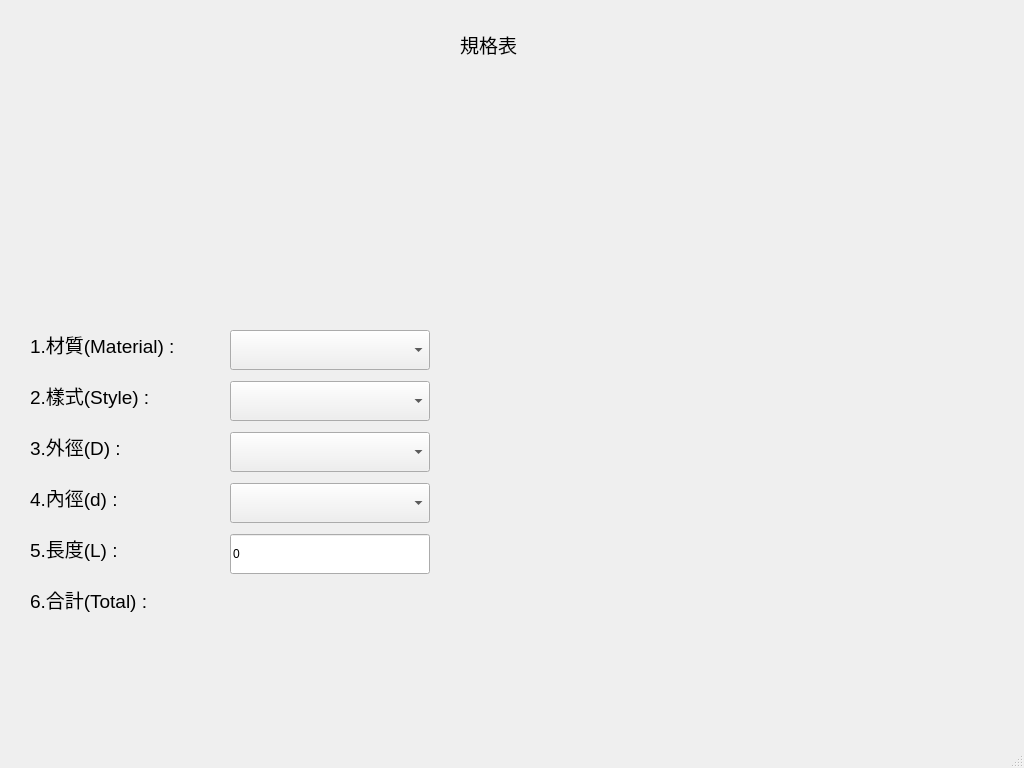
Chia-Peng/HungPoERP, file resources/ui/materialCalculationView.ui: the form before one commit.
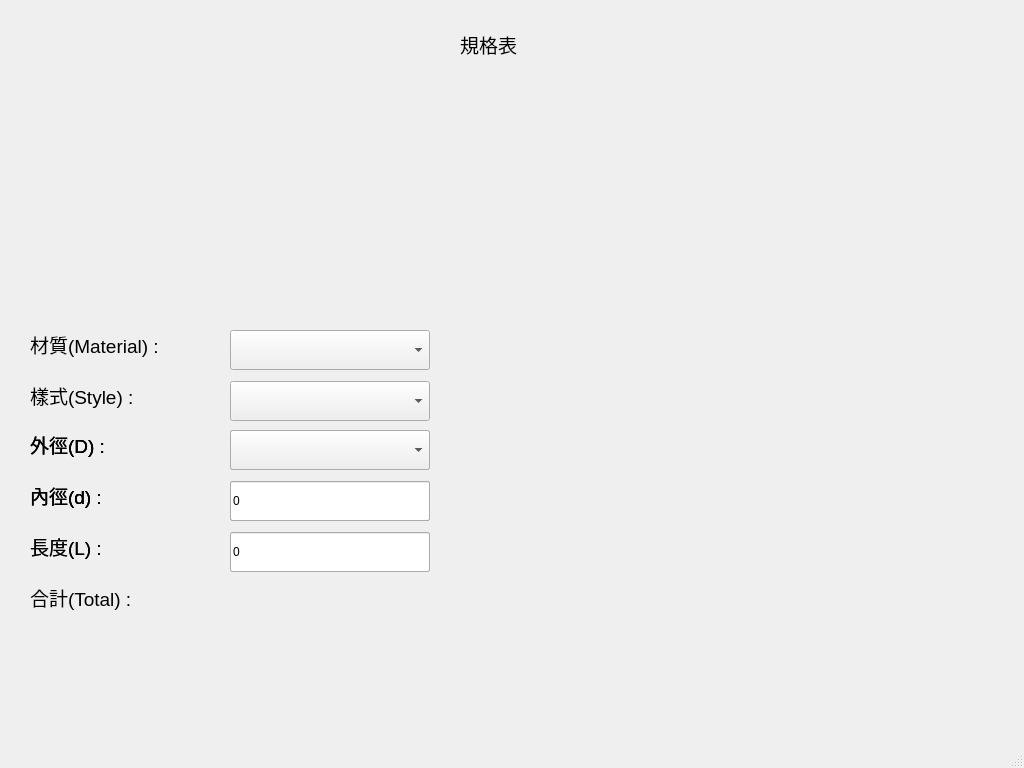
The form after the commit.

Commit message: Updated materialCalculation variable menu

Patch:
```diff
--- a/resources/ui/materialCalculationView.ui
+++ b/resources/ui/materialCalculationView.ui
@@ -51,8 +51,8 @@
       <rect>
        <x>0</x>
        <y>0</y>
-       <width>200</width>
-       <height>350</height>
+       <width>400</width>
+       <height>100</height>
       </rect>
      </property>
      <widget class="QLabel" name="label_2">
@@ -70,7 +70,7 @@
        </font>
       </property>
       <property name="text">
-       <string>1.材質(Material) :</string>
+       <string>材質(Material) :</string>
       </property>
       <property name="alignment">
        <set>Qt::AlignLeading|Qt::AlignLeft|Qt::AlignTop</set>
@@ -91,59 +91,70 @@
        </font>
       </property>
       <property name="text">
-       <string>2.樣式(Style) :</string>
+       <string>樣式(Style) :</string>
       </property>
       <property name="alignment">
        <set>Qt::AlignLeading|Qt::AlignLeft|Qt::AlignTop</set>
       </property>
      </widget>
-     <widget class="QLabel" name="label_5">
+     <widget class="QComboBox" name="material_ComboBox">
       <property name="geometry">
        <rect>
-        <x>0</x>
-        <y>153</y>
+        <x>200</x>
+        <y>0</y>
         <width>200</width>
-        <height>50</height>
+        <height>40</height>
        </rect>
       </property>
-      <property name="font">
-       <font>
-        <pointsize>14</pointsize>
-       </font>
+     </widget>
+     <widget class="QComboBox" name="style_ComboBox">
+      <property name="geometry">
+       <rect>
+        <x>200</x>
+        <y>51</y>
+        <width>200</width>
+        <height>40</height>
+       </rect>
       </property>
-      <property name="text">
-       <string>4.內徑(d) :</string>
+     </widget>
+    </widget>
+    <widget class="QWidget" name="specTypeA" native="true">
+     <property name="geometry">
+      <rect>
+       <x>0</x>
+       <y>100</y>
+       <width>400</width>
+       <height>150</height>
+      </rect>
+     </property>
+     <widget class="QComboBox" name="typeA_ComboBox_1">
+      <property name="geometry">
+       <rect>
+        <x>200</x>
+        <y>0</y>
+        <width>200</width>
+        <height>40</height>
+       </rect>
       </property>
-      <property name="alignment">
-       <set>Qt::AlignLeading|Qt::AlignLeft|Qt::AlignTop</set>
-      </property>
      </widget>
-     <widget class="QLabel" name="label_4">
+     <widget class="QLineEdit" name="typeA_LineEdit_1">
       <property name="geometry">
        <rect>
-        <x>0</x>
-        <y>102</y>
+        <x>200</x>
+        <y>51</y>
         <width>200</width>
-        <height>50</height>
+        <height>40</height>
        </rect>
       </property>
-      <property name="font">
-       <font>
-        <pointsize>14</pointsize>
-       </font>
-      </property>
       <property name="text">
-       <string>3.外徑(D) :</string>
+       <string>0</string>
       </property>
-      <property name="alignment">
-       <set>Qt::AlignLeading|Qt::AlignLeft|Qt::AlignTop</set>
-      </property>
      </widget>
-     <widget class="QLabel" name="label_6">
+     <widget class="QLabel" name="typeA_Label_1">
       <property name="geometry">
        <rect>
         <x>0</x>
-        <y>204</y>
+        <y>0</y>
         <width>200</width>
         <height>50</height>
        </rect>
@@ -154,17 +165,17 @@
        </font>
       </property>
       <property name="text">
-       <string>5.長度(L) :</string>
+       <string>外徑(D) :</string>
       </property>
       <property name="alignment">
        <set>Qt::AlignLeading|Qt::AlignLeft|Qt::AlignTop</set>
       </property>
      </widget>
-     <widget class="QLabel" name="label_8">
+     <widget class="QLabel" name="typeA_Label_2">
       <property name="geometry">
        <rect>
         <x>0</x>
-        <y>255</y>
+        <y>51</y>
         <width>200</width>
         <height>50</height>
        </rect>
@@ -175,69 +186,221 @@
        </font>
       </property>
       <property name="text">
-       <string>6.合計(Total) :</string>
+       <string>內徑(d) :</string>
       </property>
       <property name="alignment">
        <set>Qt::AlignLeading|Qt::AlignLeft|Qt::AlignTop</set>
       </property>
      </widget>
     </widget>
-    <widget class="QWidget" name="specInputWidget" native="true">
+    <widget class="QLabel" name="label_8">
+     <property name="geometry">
+      <rect>
+       <x>0</x>
+       <y>253</y>
+       <width>200</width>
+       <height>50</height>
+      </rect>
+     </property>
+     <property name="font">
+      <font>
+       <pointsize>14</pointsize>
+      </font>
+     </property>
+     <property name="text">
+      <string>合計(Total) :</string>
+     </property>
+     <property name="alignment">
+      <set>Qt::AlignLeading|Qt::AlignLeft|Qt::AlignTop</set>
+     </property>
+    </widget>
+    <widget class="QLabel" name="total_Label">
      <property name="geometry">
       <rect>
        <x>200</x>
-       <y>0</y>
+       <y>253</y>
        <width>200</width>
-       <height>350</height>
+       <height>40</height>
       </rect>
      </property>
-     <widget class="QComboBox" name="cboStyle_d">
+     <property name="font">
+      <font>
+       <pointsize>14</pointsize>
+      </font>
+     </property>
+     <property name="text">
+      <string/>
+     </property>
+     <property name="alignment">
+      <set>Qt::AlignLeading|Qt::AlignLeft|Qt::AlignTop</set>
+     </property>
+    </widget>
+    <widget class="QWidget" name="specTypeB" native="true">
+     <property name="geometry">
+      <rect>
+       <x>0</x>
+       <y>100</y>
+       <width>400</width>
+       <height>150</height>
+      </rect>
+     </property>
+     <widget class="QComboBox" name="typeB_ComboBox_2">
       <property name="geometry">
        <rect>
-        <x>0</x>
-        <y>153</y>
+        <x>200</x>
+        <y>51</y>
         <width>200</width>
         <height>40</height>
        </rect>
       </property>
      </widget>
-     <widget class="QComboBox" name="cboStyle">
+     <widget class="QComboBox" name="typeB_ComboBox_1">
       <property name="geometry">
        <rect>
+        <x>200</x>
+        <y>0</y>
+        <width>200</width>
+        <height>40</height>
+       </rect>
+      </property>
+     </widget>
+     <widget class="QLineEdit" name="typeB_LineEdit_1">
+      <property name="geometry">
+       <rect>
+        <x>200</x>
+        <y>102</y>
+        <width>200</width>
+        <height>40</height>
+       </rect>
+      </property>
+      <property name="text">
+       <string>0</string>
+      </property>
+     </widget>
+     <widget class="QLabel" name="typeB_Label_1">
+      <property name="geometry">
+       <rect>
         <x>0</x>
+        <y>0</y>
+        <width>200</width>
+        <height>50</height>
+       </rect>
+      </property>
+      <property name="font">
+       <font>
+        <pointsize>14</pointsize>
+       </font>
+      </property>
+      <property name="text">
+       <string>外徑(D) :</string>
+      </property>
+      <property name="alignment">
+       <set>Qt::AlignLeading|Qt::AlignLeft|Qt::AlignTop</set>
+      </property>
+     </widget>
+     <widget class="QLabel" name="typeB_Label_2">
+      <property name="geometry">
+       <rect>
+        <x>0</x>
         <y>51</y>
         <width>200</width>
-        <height>40</height>
+        <height>50</height>
        </rect>
       </property>
+      <property name="font">
+       <font>
+        <pointsize>14</pointsize>
+       </font>
+      </property>
+      <property name="text">
+       <string>內徑(d) :</string>
+      </property>
+      <property name="alignment">
+       <set>Qt::AlignLeading|Qt::AlignLeft|Qt::AlignTop</set>
+      </property>
      </widget>
-     <widget class="QComboBox" name="cboStyle_D">
+     <widget class="QLabel" name="typeB_Label_3">
       <property name="geometry">
        <rect>
         <x>0</x>
         <y>102</y>
         <width>200</width>
+        <height>50</height>
+       </rect>
+      </property>
+      <property name="font">
+       <font>
+        <pointsize>14</pointsize>
+       </font>
+      </property>
+      <property name="text">
+       <string>長度(L) :</string>
+      </property>
+      <property name="alignment">
+       <set>Qt::AlignLeading|Qt::AlignLeft|Qt::AlignTop</set>
+      </property>
+     </widget>
+    </widget>
+    <widget class="QWidget" name="specTypeC" native="true">
+     <property name="geometry">
+      <rect>
+       <x>0</x>
+       <y>100</y>
+       <width>400</width>
+       <height>150</height>
+      </rect>
+     </property>
+     <widget class="QComboBox" name="typeC_ComboBox_1">
+      <property name="geometry">
+       <rect>
+        <x>200</x>
+        <y>0</y>
+        <width>200</width>
         <height>40</height>
        </rect>
       </property>
      </widget>
-     <widget class="QComboBox" name="cboMaterial">
+     <widget class="QLineEdit" name="typeC_LineEdit_2">
       <property name="geometry">
        <rect>
+        <x>200</x>
+        <y>102</y>
+        <width>200</width>
+        <height>40</height>
+       </rect>
+      </property>
+      <property name="text">
+       <string>0</string>
+      </property>
+     </widget>
+     <widget class="QLabel" name="typeC_Label_1">
+      <property name="geometry">
+       <rect>
         <x>0</x>
         <y>0</y>
         <width>200</width>
-        <height>40</height>
+        <height>50</height>
        </rect>
       </property>
+      <property name="font">
+       <font>
+        <pointsize>14</pointsize>
+       </font>
+      </property>
+      <property name="text">
+       <string>外徑(D) :</string>
+      </property>
+      <property name="alignment">
+       <set>Qt::AlignLeading|Qt::AlignLeft|Qt::AlignTop</set>
+      </property>
      </widget>
-     <widget class="QLabel" name="label_Total">
+     <widget class="QLabel" name="typeC_Label_2">
       <property name="geometry">
        <rect>
         <x>0</x>
-        <y>255</y>
+        <y>51</y>
         <width>200</width>
-        <height>40</height>
+        <height>50</height>
        </rect>
       </property>
       <property name="font">
@@ -246,18 +409,39 @@
        </font>
       </property>
       <property name="text">
-       <string/>
+       <string>內徑(d) :</string>
       </property>
       <property name="alignment">
        <set>Qt::AlignLeading|Qt::AlignLeft|Qt::AlignTop</set>
       </property>
      </widget>
-     <widget class="QLineEdit" name="lineEdit_L">
+     <widget class="QLabel" name="typeC_Label_3">
       <property name="geometry">
        <rect>
         <x>0</x>
-        <y>204</y>
+        <y>102</y>
         <width>200</width>
+        <height>50</height>
+       </rect>
+      </property>
+      <property name="font">
+       <font>
+        <pointsize>14</pointsize>
+       </font>
+      </property>
+      <property name="text">
+       <string>長度(L) :</string>
+      </property>
+      <property name="alignment">
+       <set>Qt::AlignLeading|Qt::AlignLeft|Qt::AlignTop</set>
+      </property>
+     </widget>
+     <widget class="QLineEdit" name="typeC_LineEdit_1">
+      <property name="geometry">
+       <rect>
+        <x>200</x>
+        <y>51</y>
+        <width>200</width>
         <height>40</height>
        </rect>
       </property>
```
Left out of the diff: 26 changed lines with no effect on the pictures. The commit also changes 3 other files.
